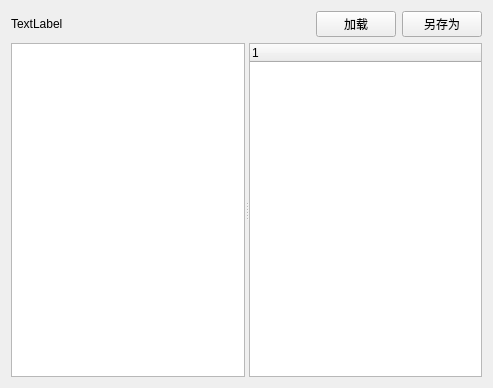
Old version of the form nbtwidget.ui in the repository bedrock-dev/BedrockMap.
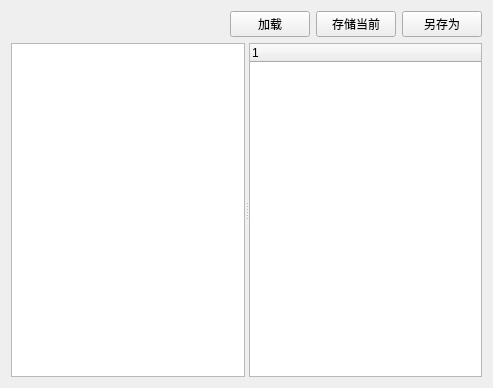
New version of the form.

Diff of the .ui file:
```diff
--- a/nbtwidget.ui
+++ b/nbtwidget.ui
@@ -16,13 +16,6 @@
   <layout class="QVBoxLayout" name="verticalLayout" stretch="0,0">
    <item>
     <layout class="QHBoxLayout" name="horizontalLayout_2">
-     <item>
-      <widget class="QLabel" name="label">
-       <property name="text">
-        <string>TextLabel</string>
-       </property>
-      </widget>
-     </item>
      <item>
       <spacer name="horizontalSpacer">
        <property name="orientation">
@@ -43,6 +36,13 @@
        </property>
       </widget>
      </item>
+     <item>
+      <widget class="QPushButton" name="save_current">
+       <property name="text">
+        <string>存储当前</string>
+       </property>
+      </widget>
+     </item>
      <item>
       <widget class="QPushButton" name="save_btn">
        <property name="text">
```
